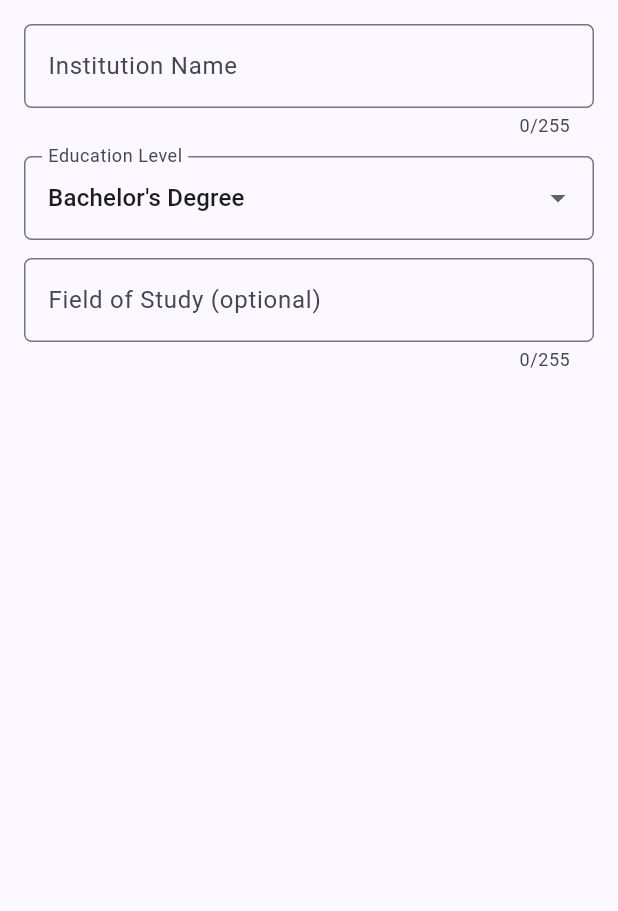
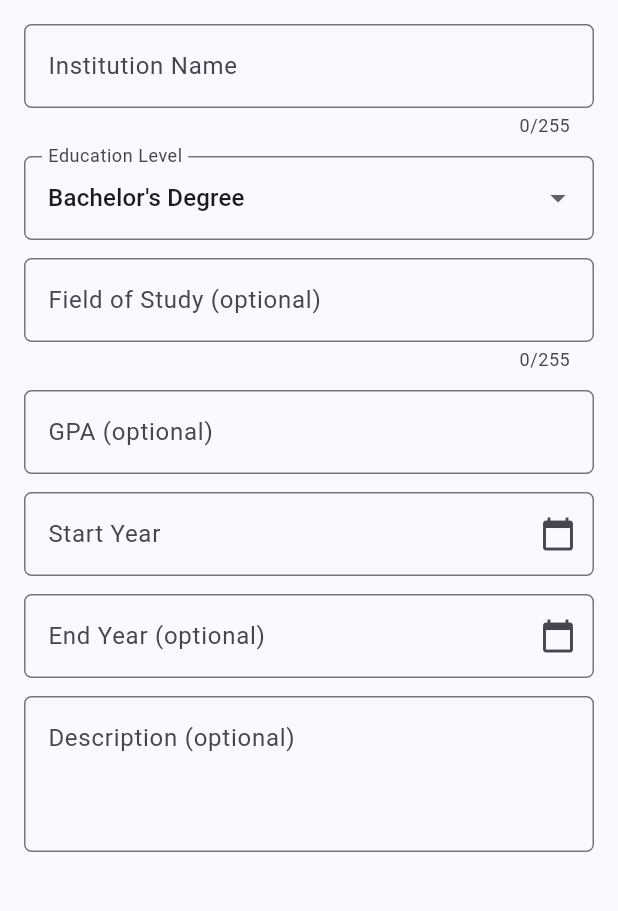
Before and after one commit to parmaung/myportofolio, a Flutter app: the EducationFormPage screen opened directly, on a phone screen of 412 x 824 dp, the part 84-995 px from its top. Run offline on Flutter 3.47's test engine with Material 3 defaults, Android fonts, the phone set to English and light mode, and no system bars; our stand-ins replace material_ui.

Commit message:
Tugas 8: menambahkan input IPK, tahun mulai/selesai dengan date picker, dan deskripsi beserta validasinya

```diff
--- a/myportofolio_mobile/lib/screens/education_form.dart
+++ b/myportofolio_mobile/lib/screens/education_form.dart
@@ -4,7 +4,8 @@ import 'package:myportofolio_mobile/widgets/left_drawer.dart';
 /// Halaman form untuk menambahkan riwayat pendidikan.
 ///
 /// Field mengikuti model `Education` pada aplikasi Django:
-/// `institution_name`, `level`, dan `field_of_study`.
+/// `institution_name`, `level`, `field_of_study`, `gpa`, `start_year`,
+/// `end_year`, dan `description`.
 class EducationFormPage extends StatefulWidget {
   const EducationFormPage({super.key});
 
@@ -31,13 +32,68 @@ class _EducationFormPageState extends State<EducationFormPage> {
 
   final _institutionController = TextEditingController();
   final _fieldOfStudyController = TextEditingController();
+  final _gpaController = TextEditingController();
+  final _startYearController = TextEditingController();
+  final _endYearController = TextEditingController();
+  final _descriptionController = TextEditingController();
+
   String _level = 'bachelor'; // default sesuai model
+  int? _startYear;
+  int? _endYear; // null berarti masih berlangsung (ongoing)
+
+  /// Format IPK: satu digit bilangan bulat dan maksimal dua desimal,
+  /// mengikuti `DecimalField(max_digits=4, decimal_places=2)`.
+  static final RegExp _gpaPattern = RegExp(r'^\d(\.\d{1,2})?$');
 
   @override
   void dispose() {
     _institutionController.dispose();
     _fieldOfStudyController.dispose();
+    _gpaController.dispose();
+    _startYearController.dispose();
+    _endYearController.dispose();
+    _descriptionController.dispose();
     super.dispose();
+  }
+
+  /// Membuka [showDatePicker] dalam mode tahun dan mengembalikan tahun
+  /// yang dipilih, atau `null` jika dialog dibatalkan.
+  Future<int?> _pickYear(int? initialYear) async {
+    final now = DateTime.now();
+    final picked = await showDatePicker(
+      context: context,
+      initialDate: DateTime(initialYear ?? now.year),
+      firstDate: DateTime(1950),
+      lastDate: DateTime(now.year + 10),
+      initialDatePickerMode: DatePickerMode.year,
+      helpText: 'Select year',
+    );
+    return picked?.year;
+  }
+
+  Future<void> _selectStartYear() async {
+    final year = await _pickYear(_startYear);
+    if (year == null) return;
+    setState(() {
+      _startYear = year;
+      _startYearController.text = '$year';
+    });
+  }
+
+  Future<void> _selectEndYear() async {
+    final year = await _pickYear(_endYear ?? _startYear);
+    if (year == null) return;
+    setState(() {
+      _endYear = year;
+      _endYearController.text = '$year';
+    });
+  }
+
+  void _clearEndYear() {
+    setState(() {
+      _endYear = null;
+      _endYearController.clear();
+    });
   }
 
   InputDecoration _decoration(String label, {String? hint}) {
@@ -63,6 +119,33 @@ class _EducationFormPageState extends State<EducationFormPage> {
     // Opsional (blank=True), tetapi tetap dibatasi panjangnya.
     if ((value?.trim().length ?? 0) > _maxCharLength) {
       return 'Field of study must be at most $_maxCharLength characters.';
+    }
+    return null;
+  }
+
+  String? _validateGpa(String? value) {
+    final text = value?.trim() ?? '';
+    if (text.isEmpty) return null; // opsional
+    if (!_gpaPattern.hasMatch(text)) {
+      return 'Use a number like 3.75 (max two decimals, dot separator).';
+    }
+    final gpa = double.parse(text);
+    if (gpa < 0 || gpa > 4) {
+      return 'GPA must be between 0.00 and 4.00.';
+    }
+    return null;
+  }
+
+  String? _validateStartYear(String? _) {
+    if (_startYear == null) {
+      return 'Select a start year.';
+    }
+    return null;
+  }
+
+  String? _validateEndYear(String? _) {
+    if (_endYear != null && _startYear != null && _endYear! < _startYear!) {
+      return 'End year cannot be earlier than the start year.';
     }
     return null;
   }
@@ -132,6 +215,86 @@ class _EducationFormPageState extends State<EducationFormPage> {
                   maxLength: _maxCharLength,
                   validator: _validateFieldOfStudy,
                 ),
+                const SizedBox(height: 12.0),
+
+                // === GPA ===
+                TextFormField(
+                  controller: _gpaController,
+                  decoration: _decoration(
+                    'GPA (optional)',
+                    hint: 'Example: 3.75',
+                  ),
+                  keyboardType:
+                      const TextInputType.numberWithOptions(decimal: true),
+                  textInputAction: TextInputAction.next,
+                  validator: _validateGpa,
+                ),
+                const SizedBox(height: 12.0),
+
+                // === Start Year & End Year ===
+                // Wrap membuat kedua field bersebelahan di layar lebar dan
+                // turun ke baris berikutnya di layar sempit.
+                LayoutBuilder(
+                  builder: (context, constraints) {
+                    const spacing = 12.0;
+                    final isWide = constraints.maxWidth >= 420;
+                    final fieldWidth = isWide
+                        ? (constraints.maxWidth - spacing) / 2
+                        : constraints.maxWidth;
+                    return Wrap(
+                      spacing: spacing,
+                      runSpacing: spacing,
+                      children: [
+                        SizedBox(
+                          width: fieldWidth,
+                          child: TextFormField(
+                            controller: _startYearController,
+                            readOnly: true,
+                            decoration: _decoration('Start Year').copyWith(
+                              suffixIcon: const Icon(Icons.calendar_today),
+                            ),
+                            onTap: _selectStartYear,
+                            validator: _validateStartYear,
+                          ),
+                        ),
+                        SizedBox(
+                          width: fieldWidth,
+                          child: TextFormField(
+                            controller: _endYearController,
+                            readOnly: true,
+                            decoration: _decoration(
+                              'End Year (optional)',
+                              hint: 'Leave empty if ongoing',
+                            ).copyWith(
+                              suffixIcon: _endYear == null
+                                  ? const Icon(Icons.calendar_today)
+                                  : IconButton(
+                                      tooltip: 'Clear end year',
+                                      icon: const Icon(Icons.clear),
+                                      onPressed: _clearEndYear,
+                                    ),
+                            ),
+                            onTap: _selectEndYear,
+                            validator: _validateEndYear,
+                          ),
+                        ),
+                      ],
+                    );
+                  },
+                ),
+                const SizedBox(height: 12.0),
+
+                // === Description ===
+                TextFormField(
+                  controller: _descriptionController,
+                  decoration: _decoration(
+                    'Description (optional)',
+                    hint: 'Achievements, organizations, thesis, etc.',
+                  ).copyWith(alignLabelWithHint: true),
+                  minLines: 3,
+                  maxLines: 5,
+                  keyboardType: TextInputType.multiline,
+                ),
               ],
             ),
           ),
```
